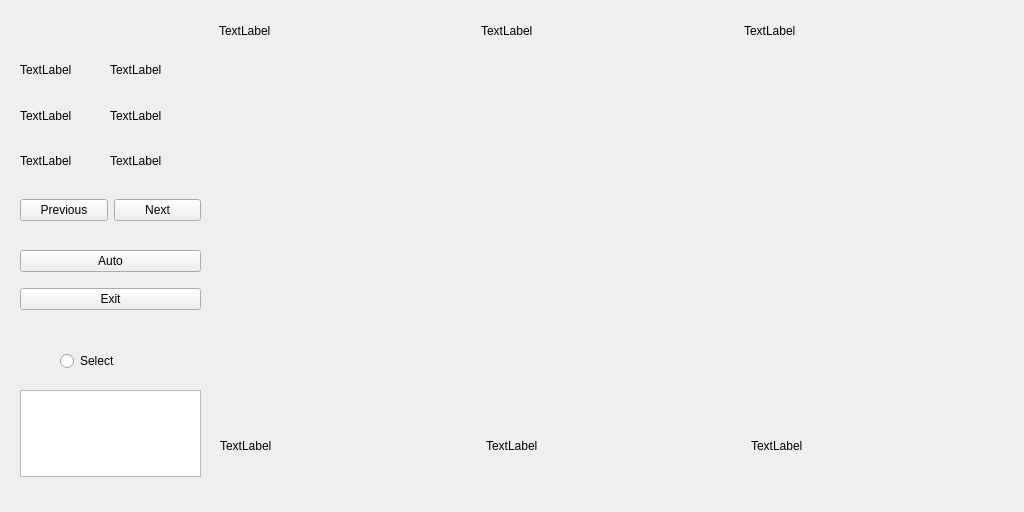
Qt form form.ui (combofish/image-diff-viewer) before a commit.
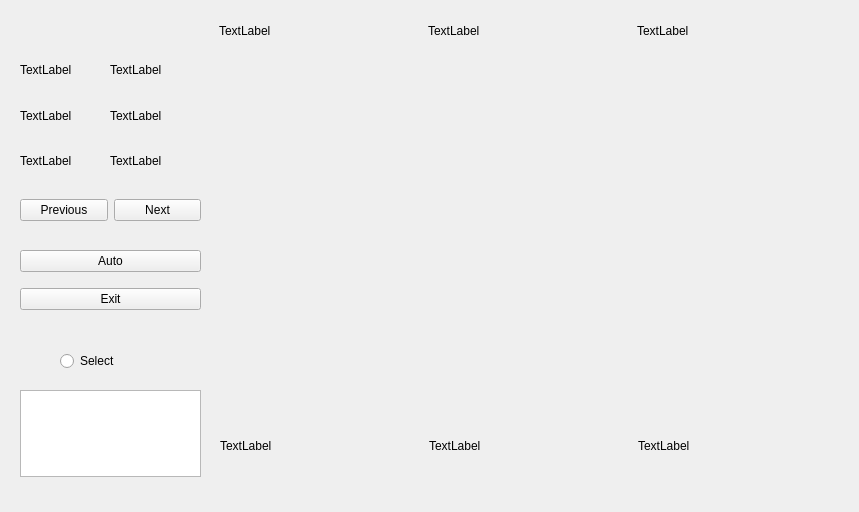
The same form after that commit.

```diff
--- a/form.ui
+++ b/form.ui
@@ -6,7 +6,7 @@
    <rect>
     <x>0</x>
     <y>0</y>
-    <width>1024</width>
+    <width>859</width>
     <height>512</height>
    </rect>
   </property>
@@ -136,7 +136,7 @@
     <rect>
      <x>219</x>
      <y>59</y>
-     <width>791</width>
+     <width>621</width>
      <height>351</height>
     </rect>
    </property>
@@ -147,7 +147,7 @@
     <rect>
      <x>220</x>
      <y>420</y>
-     <width>791</width>
+     <width>621</width>
      <height>51</height>
     </rect>
    </property>
@@ -183,7 +183,7 @@
     <rect>
      <x>219</x>
      <y>10</y>
-     <width>781</width>
+     <width>621</width>
      <height>41</height>
     </rect>
    </property>
```
